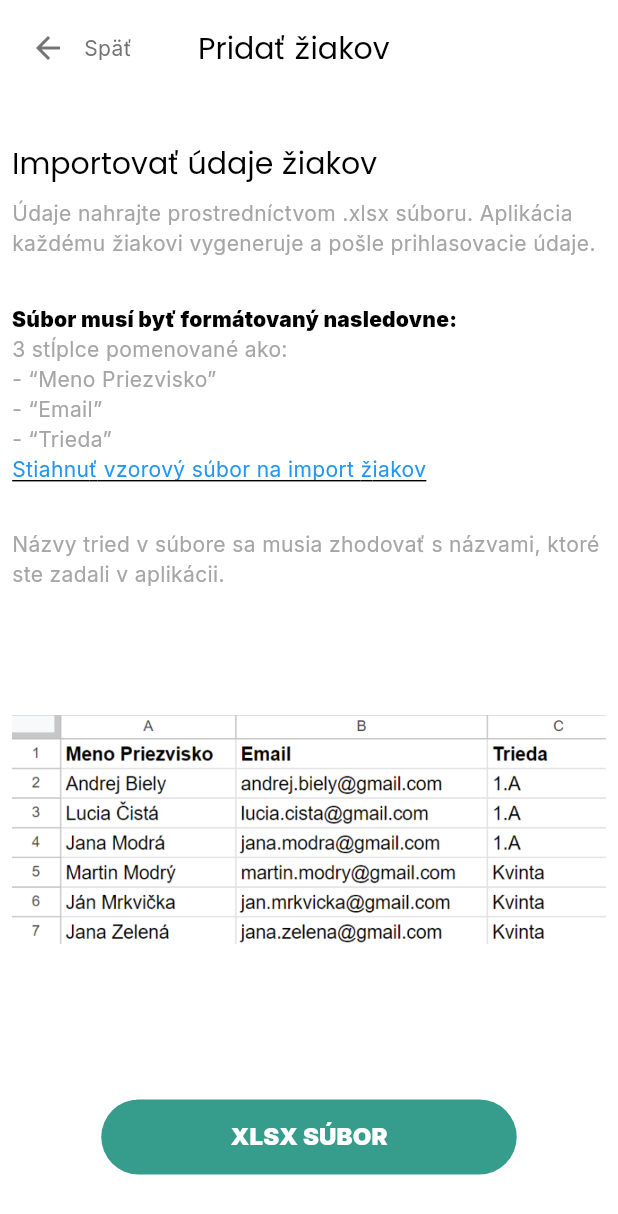
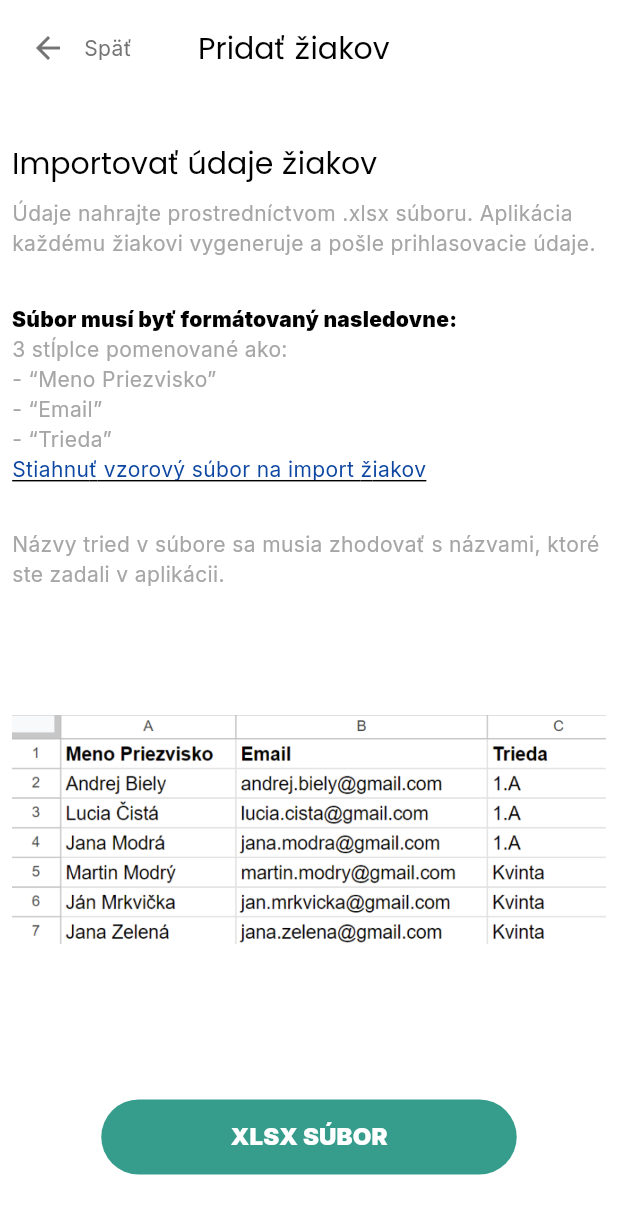
Before and after one commit to Svaagi/infomat, a Flutter app: the Xlsx widget shown alone on an empty page, opened directly with empty values, after a tap on "Stiahnuť vzorový súbor na import žiakov", on a phone screen of 412 x 824 dp. Shown: the top 1214 px of the screen. Run offline on Flutter 3.47's test engine with Material 3 defaults, Android fonts, the light colour scheme and no system bars; our stand-ins replace cloud_firestore, cloud_functions, file_picker, firebase_auth, firebase_core, firebase_storage and 4 more; missing offline and left inert: dart:html, dart:ui_web, excel, image_picker_web; accounts and stored records are empty; project files that could hold a hidden picture were left out.

Commit message:
download fix

```diff
--- a/lib/views/admin/Xlsx.dart
+++ b/lib/views/admin/Xlsx.dart
@@ -5,11 +5,11 @@ import 'package:infomat/models/ClassModel.dart';
 import 'package:infomat/models/UserModel.dart';
 import 'package:infomat/controllers/convert.dart';
 import 'package:infomat/controllers/userController.dart';
-import 'dart:io';
 import 'package:file_picker/file_picker.dart';
 import 'dart:typed_data';
 import 'package:flutter/services.dart' show rootBundle;
-import 'package:path_provider/path_provider.dart';
+import 'dart:html' as html;
+
 
 class Xlsx extends StatefulWidget {
   final UserData? currentUserData;
@@ -176,24 +176,18 @@ class _XlsxState extends State<Xlsx> {
                   cursor: SystemMouseCursors.click,
                   child: GestureDetector(
                     onTap: () async {
-                          // Load the file
-                          final byteData = await rootBundle.load('assets/Žiaci.xlsx');
-                          final directory = await getApplicationDocumentsDirectory();
-                          final file = File('${directory.path}/Žiaci.xlsx');
-
-                          // Write the file
-                          await file.writeAsBytes(
-                              byteData.buffer.asUint8List(byteData.offsetInBytes, byteData.lengthInBytes));
-
-                          // Notify user
-                          ScaffoldMessenger.of(context).showSnackBar(
-                            SnackBar(content: Text('File downloaded successfully!')),
-                          );
+                      final byteData = await rootBundle.load('assets/ziaci-vzor.xlsx');
+                      final blob = html.Blob([byteData.buffer.asUint8List()], 'application/vnd.openxmlformats-officedocument.spreadsheetml.sheet');
+                      final url = html.Url.createObjectUrlFromBlob(blob);
+                      html.AnchorElement anchor = html.AnchorElement(href: url)
+                        ..setAttribute("download", "ziaci-vzor.xlsx")
+                        ..click();
+                      html.Url.revokeObjectUrl(url);
                     },
                     child: Text(
                       'Stiahnuť vzorový súbor na import žiakov',
                       style: TextStyle(
-                            color: Colors.blue,
+                        color: Colors.blue[900],
                         decoration: TextDecoration.underline,
                       ),
                     ),
@@ -224,7 +218,21 @@ class _XlsxState extends State<Xlsx> {
                 separatorBuilder: (context, index) => const Divider(),
               )
             ) : Center(
+              child: MouseRegion(
+                  cursor: SystemMouseCursors.click,
+                  child: GestureDetector(
+                    onTap: () async {
+                      final byteData = await rootBundle.load('assets/ziaci-vzor.xlsx');
+                      final blob = html.Blob([byteData.buffer.asUint8List()], 'application/vnd.openxmlformats-officedocument.spreadsheetml.sheet');
+                      final url = html.Url.createObjectUrlFromBlob(blob);
+                      html.AnchorElement anchor = html.AnchorElement(href: url)
+                        ..setAttribute("download", "ziaci-vzor.xlsx")
+                        ..click();
+                      html.Url.revokeObjectUrl(url);
+                    },
                     child: Image.asset('assets/import.png', width: 700, height: 300,),
+                  ),
+                ),
             ),
             const SizedBox(height: 30,),
             Align(
--- a/pubspec.yaml
+++ b/pubspec.yaml
@@ -52,5 +52,5 @@ flutter:
     - assets/bottomBackground.svg
     - assets/notifications/
     - assets/learningCards/
-    - assets/Žiaci.xlsx
+    - assets/ziaci-vzor.xlsx
     - assets/CapitolsData.json
```
Also changed, not shown: 2 other files. Lines whose indentation alone changed are shown as unchanged.
